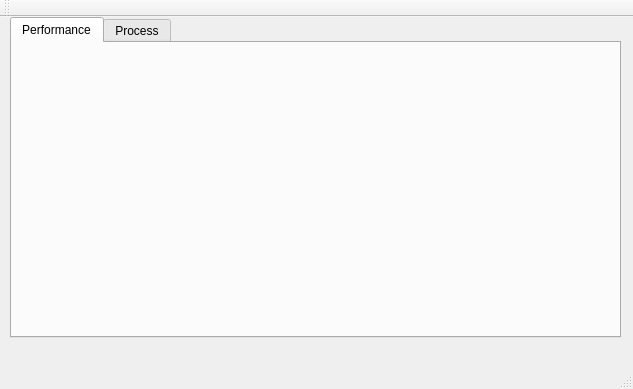
The window that mainwindow.ui (YifanEvaWang/Task-Manager) describes before a commit, drawn with Qt 5.
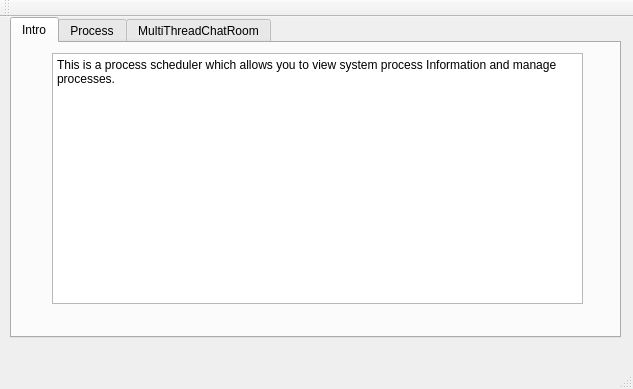
The same window after the commit. The open tabs and pages were chosen to show the change.

The edit to the form file:
```diff
--- a/mainwindow.ui
+++ b/mainwindow.ui
@@ -23,13 +23,29 @@
       <height>321</height>
      </rect>
     </property>
+    <property name="tabShape">
+     <enum>QTabWidget::Rounded</enum>
+    </property>
     <property name="currentIndex">
      <number>1</number>
     </property>
     <widget class="QWidget" name="PerformanceTab_2">
      <attribute name="title">
-      <string>Performance</string>
+      <string>Intro</string>
      </attribute>
+     <widget class="QPlainTextEdit" name="plainTextEdit">
+      <property name="geometry">
+       <rect>
+        <x>40</x>
+        <y>10</y>
+        <width>531</width>
+        <height>251</height>
+       </rect>
+      </property>
+      <property name="plainText">
+       <string>This is a process scheduler which allows you to view system process Information and manage processes.</string>
+      </property>
+     </widget>
     </widget>
     <widget class="QWidget" name="processTab">
      <attribute name="title">
@@ -176,6 +192,21 @@
       </property>
      </widget>
     </widget>
+    <widget class="QWidget" name="tab">
+     <attribute name="title">
+      <string>MultiThreadChatRoom</string>
+     </attribute>
+     <widget class="QListWidget" name="chatRoom">
+      <property name="geometry">
+       <rect>
+        <x>10</x>
+        <y>20</y>
+        <width>471</width>
+        <height>221</height>
+       </rect>
+      </property>
+     </widget>
+    </widget>
    </widget>
   </widget>
   <widget class="QMenuBar" name="menuBar">
```
Left out of the diff: 2 changed lines with no effect on the pictures.
